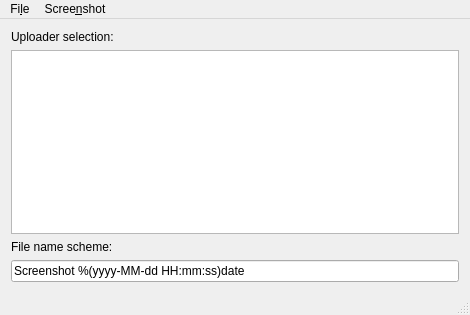
Above: mainwindow.ui from ArsenArsen/KShare before the change. Below: the same form after it.
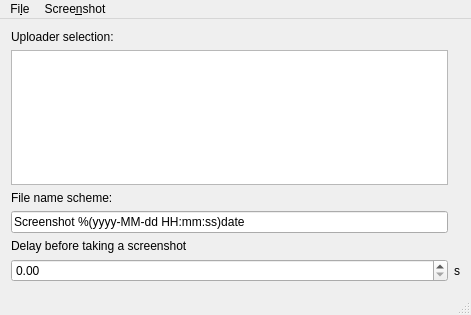
That is the form after the change. Icons and pictures are not drawn.

```diff
--- a/mainwindow.ui
+++ b/mainwindow.ui
@@ -6,7 +6,7 @@
    <rect>
     <x>0</x>
     <y>0</y>
-    <width>470</width>
+    <width>471</width>
     <height>315</height>
    </rect>
   </property>
@@ -24,25 +24,49 @@
      <verstretch>0</verstretch>
     </sizepolicy>
    </property>
-   <layout class="QVBoxLayout" name="verticalLayout_2">
-    <item>
+   <layout class="QGridLayout" name="gridLayout">
+    <item row="4" column="0">
+     <widget class="QLabel" name="label_3">
+      <property name="text">
+       <string>Delay before taking a screenshot</string>
+      </property>
+     </widget>
+    </item>
+    <item row="2" column="0">
+     <widget class="QLabel" name="label_2">
+      <property name="text">
+       <string>File name scheme:</string>
+      </property>
+     </widget>
+    </item>
+    <item row="5" column="0">
+     <widget class="QDoubleSpinBox" name="delay">
+      <property name="toolTip">
+       <string>In seconds</string>
+      </property>
+      <property name="whatsThis">
+       <string>A delay before taking a screenshot, in seconds</string>
+      </property>
+     </widget>
+    </item>
+    <item row="0" column="0">
      <widget class="QLabel" name="label">
       <property name="text">
        <string>Uploader selection:</string>
       </property>
      </widget>
     </item>
-    <item>
+    <item row="5" column="1">
+     <widget class="QLabel" name="label_4">
+      <property name="text">
+       <string>s</string>
+      </property>
+     </widget>
+    </item>
+    <item row="1" column="0">
      <widget class="QListWidget" name="uploaderList"/>
     </item>
-    <item>
-     <widget class="QLabel" name="label_2">
-      <property name="text">
-       <string>File name scheme:</string>
-      </property>
-     </widget>
-    </item>
-    <item>
+    <item row="3" column="0">
      <widget class="QLineEdit" name="nameScheme">
       <property name="toolTip">
        <string>http://doc.qt.io/qt-5/qdatetime.html#toString</string>
@@ -59,7 +83,7 @@
     <rect>
      <x>0</x>
      <y>0</y>
-     <width>470</width>
+     <width>471</width>
      <height>24</height>
     </rect>
    </property>
```
